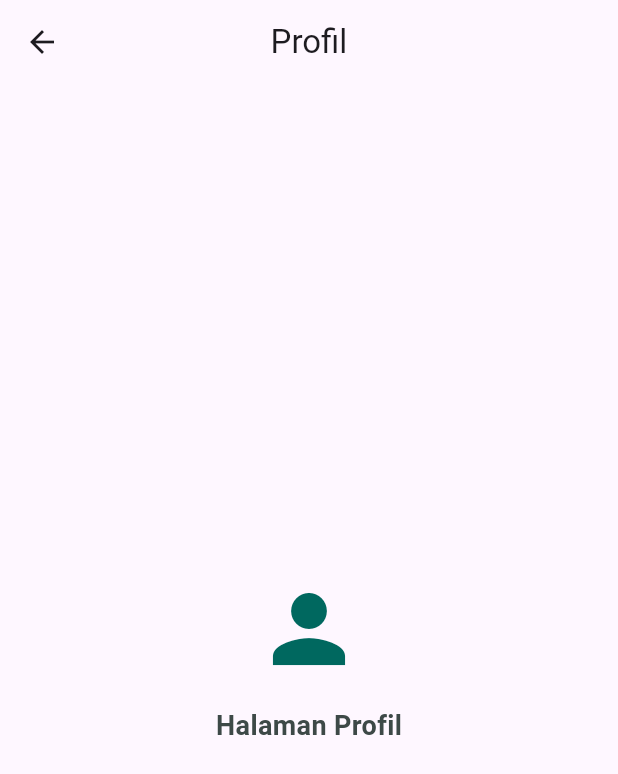
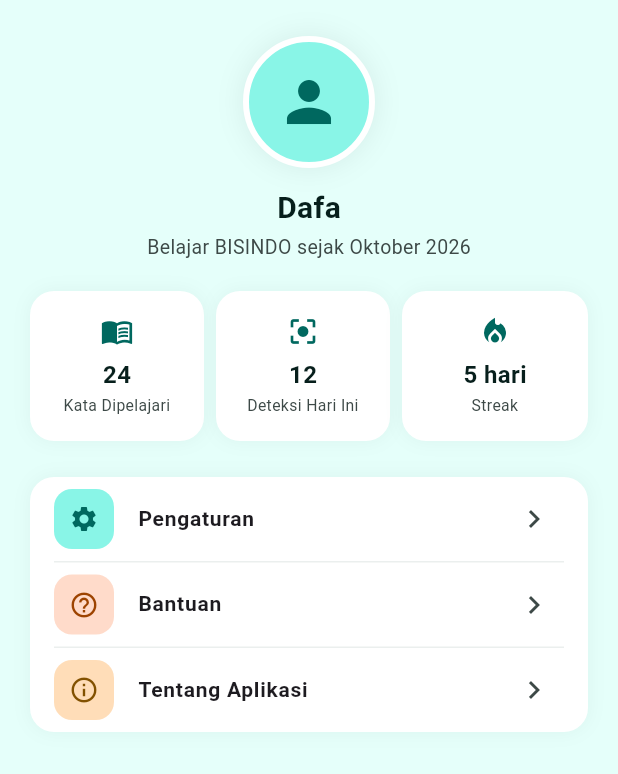
Before and after one commit to dafaaqrn/deteksi_bahasa, a Flutter app: the ProfileScreen screen opened directly, on a phone screen of 412 x 824 dp. Shown: the top 774 px of the screen. Run offline on Flutter 3.47's test engine with Material 3 defaults, Android fonts, the phone set to English and light mode, and no system bars; our stand-ins replace camera; missing offline and left inert: hand_landmarker.

Commit message:
new profile

```diff
--- a/lib/screens/profile_screen.dart
+++ b/lib/screens/profile_screen.dart
@@ -7,31 +7,153 @@ class ProfileScreen extends StatelessWidget {
   @override
   Widget build(BuildContext context) {
     return Scaffold(
-      appBar: AppBar(
-        title: const Text('Profil'),
-        centerTitle: true,
-      ),
-      body: Center(
-        child: Column(
-          mainAxisSize: MainAxisSize.min,
+      backgroundColor: AppColors.surface,
+      body: SafeArea(
+        child: ListView(
+          padding: const EdgeInsets.fromLTRB(20, 24, 20, 24),
           children: [
-            Icon(
-              Icons.person,
-              size: 72,
-              color: AppColors.primary,
-            ),
-            const SizedBox(height: 16),
-            Text(
-              'Halaman Profil',
-              style: TextStyle(
-                fontSize: 18,
-                fontWeight: FontWeight.w700,
-                color: AppColors.onSurfaceVariant,
-              ),
-            ),
+            _buildProfileHeader(),
+            const SizedBox(height: 20),
+            _buildStatsRow(),
+            const SizedBox(height: 24),
+            _buildMenuSection(context),
           ],
         ),
       ),
     );
   }
+
+  Widget _buildProfileHeader() {
+    return Column(
+      children: [
+        Container(
+          width: 88,
+          height: 88,
+          decoration: BoxDecoration(
+            shape: BoxShape.circle,
+            color: AppColors.primaryFixed,
+            border: Border.all(color: AppColors.surfaceContainerLowest, width: 4),
+            boxShadow: [
+              BoxShadow(color: AppColors.onSurface.withValues(alpha: 0.08), blurRadius: 16),
+            ],
+          ),
+          child: Icon(Icons.person, size: 44, color: AppColors.primary),
+        ),
+        const SizedBox(height: 12),
+        Text(
+          'Dafa',
+          style: TextStyle(
+            fontSize: 20,
+            fontWeight: FontWeight.w700,
+            color: AppColors.onSurface,
+          ),
+        ),
+        const SizedBox(height: 2),
+        Text(
+          'Belajar BISINDO sejak Oktober 2026',
+          style: TextStyle(fontSize: 13, color: AppColors.onSurfaceVariant),
+        ),
+      ],
+    );
+  }
+
+  Widget _buildStatsRow() {
+    final stats = [
+      (Icons.menu_book, 'Kata Dipelajari', '24'),
+      (Icons.center_focus_strong, 'Deteksi Hari Ini', '12'),
+      (Icons.local_fire_department, 'Streak', '5 hari'),
+    ];
+
+    return Row(
+      children: stats.map((stat) {
+        final isLast = stat == stats.last;
+        return Expanded(
+          child: Container(
+            margin: EdgeInsets.only(right: isLast ? 0 : 8),
+            padding: const EdgeInsets.symmetric(vertical: 16, horizontal: 8),
+            decoration: BoxDecoration(
+              color: AppColors.surfaceContainerLowest,
+              borderRadius: BorderRadius.circular(16),
+              boxShadow: [
+                BoxShadow(color: AppColors.onSurface.withValues(alpha: 0.05), blurRadius: 10),
+              ],
+            ),
+            child: Column(
+              children: [
+                Icon(stat.$1, color: AppColors.primary, size: 22),
+                const SizedBox(height: 6),
+                Text(
+                  stat.$3,
+                  style: TextStyle(
+                    fontSize: 16,
+                    fontWeight: FontWeight.w700,
+                    color: AppColors.onSurface,
+                  ),
+                ),
+                const SizedBox(height: 2),
+                Text(
+                  stat.$2,
+                  textAlign: TextAlign.center,
+                  style: TextStyle(fontSize: 10.5, color: AppColors.onSurfaceVariant),
+                ),
+              ],
+            ),
+          ),
+        );
+      }).toList(),
+    );
+  }
+
+  Widget _buildMenuSection(BuildContext context) {
+    final menuItems = [
+      (Icons.settings, 'Pengaturan', AppColors.primary, AppColors.primaryFixed),
+      (Icons.help_outline, 'Bantuan', AppColors.secondary, AppColors.secondaryFixed),
+      (Icons.info_outline, 'Tentang Aplikasi', AppColors.tertiary, AppColors.tertiaryFixed),
+    ];
+
+    return Container(
+      decoration: BoxDecoration(
+        color: AppColors.surfaceContainerLowest,
+        borderRadius: BorderRadius.circular(16),
+        boxShadow: [
+          BoxShadow(color: AppColors.onSurface.withValues(alpha: 0.05), blurRadius: 10),
+        ],
+      ),
+      child: Column(
+        children: menuItems.map((item) {
+          final isLast = item == menuItems.last;
+          return Column(
+            children: [
+              ListTile(
+                leading: Container(
+                  width: 40,
+                  height: 40,
+                  decoration: BoxDecoration(
+                    color: item.$4,
+                    borderRadius: BorderRadius.circular(12),
+                  ),
+                  child: Icon(item.$1, color: item.$3, size: 20),
+                ),
+                title: Text(
+                  item.$2,
+                  style: const TextStyle(fontWeight: FontWeight.w600, fontSize: 14),
+                ),
+                trailing: Icon(Icons.chevron_right, color: AppColors.onSurfaceVariant),
+                onTap: () {
+                  ScaffoldMessenger.of(context).showSnackBar(
+                    SnackBar(content: Text('${item.$2} - segera hadir')),
+                  );
+                },
+              ),
+              if (!isLast)
+                Padding(
+                  padding: const EdgeInsets.symmetric(horizontal: 16),
+                  child: Divider(height: 1, color: AppColors.outlineVariant.withValues(alpha: 0.3)),
+                ),
+            ],
+          );
+        }).toList(),
+      ),
+    );
+  }
 }
```
